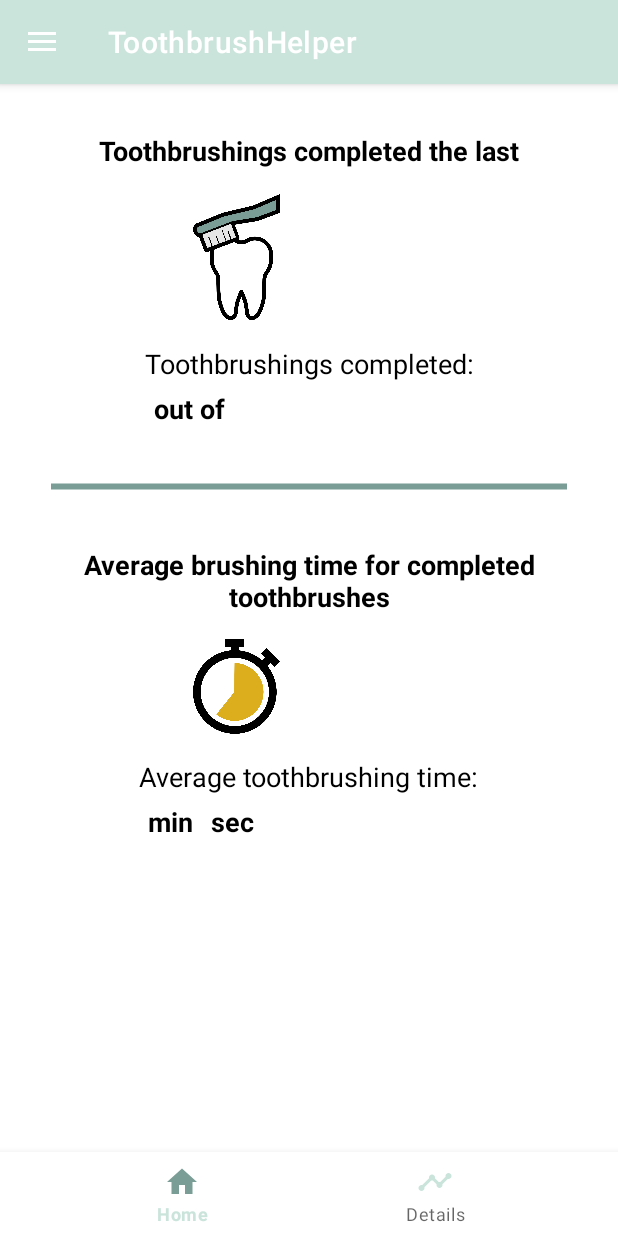
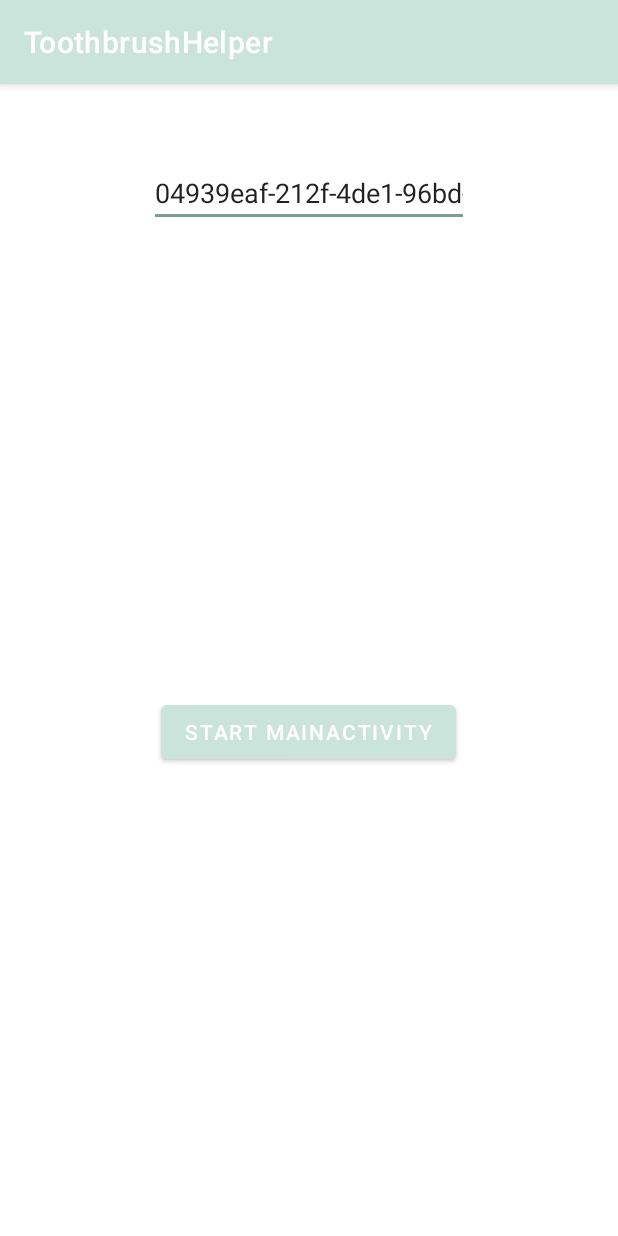
Before and after one commit to LND96/AndroidToothbrushApp, an Android app: the screen it shows after launch (MainActivity before the commit, StartActivity after it), on a phone screen of 412 x 824 dp. Run offline under Robolectric (Android 15) with nearby library versions, the light colour scheme and no system bars.

Commit message:
StartActivity added

```diff
--- a/app/src/main/java/dk/au/st7bac/toothbrushapp/Controllers/SettingsCtrl.java
+++ b/app/src/main/java/dk/au/st7bac/toothbrushapp/Controllers/SettingsCtrl.java
@@ -52,7 +52,7 @@ public class SettingsCtrl implements SharedPreferences.OnSharedPreferenceChangeL
 
         if (sharedPreferences.getBoolean(Constants.FIRST_RUN, true)) {
             apiLimit = configs.getApiLimitFirstRun();
-            sensorId = configs.getSensorId();
+            sensorId = sharedPreferences.getString(Constants.SETTING_SENSOR_ID_KEY, "");
             daysWithoutTb = configs.getDaysWithoutTb();
             tbEachDay = configs.getTbEachDay();
         } else {
--- a/app/src/main/java/dk/au/st7bac/toothbrushapp/MainActivity.java
+++ b/app/src/main/java/dk/au/st7bac/toothbrushapp/MainActivity.java
@@ -2,12 +2,10 @@ package dk.au.st7bac.toothbrushapp;
 
 import androidx.annotation.NonNull;
 import androidx.annotation.RequiresApi;
-import androidx.appcompat.app.ActionBarDrawerToggle;
 import androidx.appcompat.app.AppCompatActivity;
 import androidx.core.view.GravityCompat;
 import androidx.drawerlayout.widget.DrawerLayout;
-import androidx.fragment.app.Fragment;
-import androidx.fragment.app.FragmentTransaction;
+import androidx.fragment.app.FragmentManager;
 import androidx.navigation.NavController;
 import androidx.navigation.Navigation;
 import androidx.navigation.ui.AppBarConfiguration;
@@ -25,29 +23,19 @@ import android.content.SharedPreferences;
 import android.os.Build;
 import android.os.Bundle;
 import android.text.InputType;
-import android.util.Log;
 import android.view.MenuItem;
-import android.view.View;
-import android.widget.Button;
 import android.widget.EditText;
 import android.widget.Toast;
-
-import android.widget.LinearLayout;
 
 import com.google.android.material.bottomnavigation.BottomNavigationView;
 import com.google.android.material.navigation.NavigationView;
 
 import java.time.ZoneId;
 import java.util.Calendar;
+import java.util.Set;
 import java.util.TimeZone;
 
-import dk.au.st7bac.toothbrushapp.Login.LoginActivity;
-import dk.au.st7bac.toothbrushapp.Fragments.DetailsFragment;
-import dk.au.st7bac.toothbrushapp.Fragments.HelpFragment;
-import dk.au.st7bac.toothbrushapp.Fragments.HomeFragment;
 import dk.au.st7bac.toothbrushapp.Fragments.SettingsFragment;
-import dk.au.st7bac.toothbrushapp.Fragments.SettingsFragment;
-import dk.au.st7bac.toothbrushapp.Fragments.SignInFragment;
 import dk.au.st7bac.toothbrushapp.Controllers.SettingsCtrl;
 import dk.au.st7bac.toothbrushapp.Controllers.UpdateDataCtrl;
 import dk.au.st7bac.toothbrushapp.Services.AlertReceiver;
@@ -87,11 +75,14 @@ public class MainActivity extends AppCompatActivity implements NavigationView.On
         //alarm manager for update tb data on specific time
         alarmManager();
 
-        //Do this the first time the app is installed
+        SettingsFragment settingsFragment = new SettingsFragment();
+
+        getSupportFragmentManager().beginTransaction()
+                .setReorderingAllowed(true)
+                .add(R.id.fragment, settingsFragment, null).hide(settingsFragment)
+                .commit();
+
         sharedPreferences = PreferenceManager.getDefaultSharedPreferences(ToothbrushApp.getAppContext());
-        if (sharedPreferences.getBoolean(Constants.FIRST_RUN, true)) {
-            DialogBoxSensorID();
-        }
 
     }
 
@@ -104,6 +95,7 @@ public class MainActivity extends AppCompatActivity implements NavigationView.On
 
     @Override
     protected void onPause() {
+
         sharedPreferences.edit().putBoolean(Constants.FIRST_RUN, false).apply();
         super.onPause();
     }
@@ -122,38 +114,6 @@ public class MainActivity extends AppCompatActivity implements NavigationView.On
 
         alarmMgr.setInexactRepeating(AlarmManager.RTC_WAKEUP, calendar.getTimeInMillis()+10000,
                 86400000, pendingIntent); // 86400000
-    }
-
-    private void DialogBoxSensorID() {
-
-        //pupup window - https://www.youtube.com/watch?v=e3WfylNHHC4
-        AlertDialog.Builder builder = new AlertDialog.Builder(MainActivity.this);
-        builder.setTitle(ToothbrushApp.getAppContext().getString(R.string.DialogSensorID));
-
-        final EditText sensorID = new EditText(MainActivity.this);
-        sensorID.setInputType(InputType.TYPE_CLASS_TEXT);
-        builder.setView(sensorID);
-
-        builder.setPositiveButton("OK", new DialogInterface.OnClickListener() {
-            @Override
-            public void onClick(DialogInterface dialog, int which) {
-
-                sensorIDText =sensorID.getText().toString();
-                if (sensorIDText.isEmpty()) {
-                    Toast.makeText(MainActivity.this, ToothbrushApp.getAppContext().getString(R.string.DialogSensorID), Toast.LENGTH_SHORT).show();
-
-                } else {
-                    Toast.makeText(MainActivity.this, ToothbrushApp.getAppContext().getString(R.string.DialogSensorID_2) + sensorIDText, Toast.LENGTH_SHORT).show();
-                    //SharedPreferences.Editor editor = sharedPreferences.edit();
-
-                    //editor.putString(Constants.SETTING_SENSOR_ID_KEY, sensorIDText);
-
-                    //editor.apply();
-                }
-            }
-        });
-
-        builder.show();
     }
 
 
@@ -244,7 +204,4 @@ public class MainActivity extends AppCompatActivity implements NavigationView.On
         return NavigationUI.navigateUp(Navigation.findNavController(this, R.id.fragment), drawerLayout);
     }
 
-
-
-
 }
--- a/app/src/main/java/dk/au/st7bac/toothbrushapp/Model/DataCalculator.java
+++ b/app/src/main/java/dk/au/st7bac/toothbrushapp/Model/DataCalculator.java
@@ -58,7 +58,6 @@ public class DataCalculator {
         // create list for days of week
         dateStrings = new String[days];
 
-
         // create list of dates in interval
         List<LocalDate> dateList = createDateList(days);
 
@@ -86,12 +85,10 @@ public class DataCalculator {
         // calculate if average tb time is ok
         boolean isAVgTimeTbOK = isAvgTimeTbOK(avgTbTime);
 
-
         //save all results in tbStatus object
         return new TbStatus(dateStrings, morningAndEveningOK, morningAndEveningTimeOK,
                 numTbCompleted, totalNumberTb, avgTbTime, isNumTbOK, isAVgTimeTbOK, numEveningOk,
                 numMorningOk, days);
-
     }
 
     //Calculate #tb (check #true in monrningAndEveningOK)
--- /dev/null
+++ b/app/src/main/java/dk/au/st7bac/toothbrushapp/StartActivity.java
@@ -0,0 +1,62 @@
+package dk.au.st7bac.toothbrushapp;
+
+import androidx.appcompat.app.AppCompatActivity;
+import androidx.preference.PreferenceManager;
+
+import android.content.Intent;
+import android.content.SharedPreferences;
+import android.os.Bundle;
+import android.view.View;
+import android.widget.Button;
+import android.widget.EditText;
+import android.widget.Toast;
+
+import dk.au.st7bac.toothbrushapp.Login.LoginActivity;
+import dk.au.st7bac.toothbrushapp.Login.RegisterActivity;
+
+public class StartActivity extends AppCompatActivity {
+
+    private SharedPreferences sharedPreferences;
+
+    private Button startActivityButton;
+    private EditText sensorIdEditText;
+
+    @Override
+    protected void onCreate(Bundle savedInstanceState) {
+        super.onCreate(savedInstanceState);
+        setContentView(R.layout.activity_start);
+
+
+        //Do this the first time the app is installed
+        sharedPreferences = PreferenceManager.getDefaultSharedPreferences(ToothbrushApp.getAppContext());
+        if (!sharedPreferences.getBoolean(Constants.FIRST_RUN, true)) {
+            startActivity(new Intent(StartActivity.this, MainActivity.class));
+            finish();
+        }
+
+
+        startActivityButton = findViewById(R.id.buttonStartActivity);
+        sensorIdEditText = findViewById(R.id.editTextSensorId);
+
+
+
+        startActivityButton.setOnClickListener(new View.OnClickListener() {
+            @Override
+            public void onClick(View v) {
+
+                String sensorId = sensorIdEditText.getText().toString();
+                if (sensorId.isEmpty()) {
+                    Toast.makeText(StartActivity.this, "Er tom", Toast.LENGTH_SHORT).show(); //hardcoadet værdi!
+                }
+                else {
+
+                    sharedPreferences.edit().putString(Constants.SETTING_SENSOR_ID_KEY, sensorId).apply();
+
+                    startActivity(new Intent(StartActivity.this, MainActivity.class));
+                    finish();
+                }
+
+            }
+        });
+    }
+}
--- /dev/null
+++ b/app/src/main/res/layout/activity_start.xml
@@ -0,0 +1,32 @@
+<?xml version="1.0" encoding="utf-8"?>
+<androidx.constraintlayout.widget.ConstraintLayout xmlns:android="http://schemas.android.com/apk/res/android"
+    xmlns:app="http://schemas.android.com/apk/res-auto"
+    xmlns:tools="http://schemas.android.com/tools"
+    android:layout_width="match_parent"
+    android:layout_height="match_parent"
+    tools:context=".StartActivity">
+
+    <Button
+        android:id="@+id/buttonStartActivity"
+        android:layout_width="wrap_content"
+        android:layout_height="wrap_content"
+        android:text="start mainActivity"
+        app:layout_constraintBottom_toBottomOf="parent"
+        app:layout_constraintEnd_toEndOf="parent"
+        app:layout_constraintHorizontal_bias="0.497"
+        app:layout_constraintStart_toStartOf="parent"
+        app:layout_constraintTop_toBottomOf="@+id/editTextSensorId" />
+
+    <EditText
+        android:id="@+id/editTextSensorId"
+        android:layout_width="wrap_content"
+        android:layout_height="wrap_content"
+        android:layout_marginTop="50dp"
+        android:ems="10"
+        android:hint="Indtast Sensor Id"
+        android:inputType="textPersonName"
+        android:text="04939eaf-212f-4de1-96bd-6eca235096df"
+        app:layout_constraintEnd_toEndOf="parent"
+        app:layout_constraintStart_toStartOf="parent"
+        app:layout_constraintTop_toTopOf="parent" />
+</androidx.constraintlayout.widget.ConstraintLayout>
--- a/app/src/main/res/values/strings.xml
+++ b/app/src/main/res/values/strings.xml
@@ -67,7 +67,6 @@
     <string name="entry100per">100 %</string>
 
 
-
     <!--toggle the open close button of the navigation drawer-->
     --
     <string name="nav_open" translatable="false">Open navigation drawer</string>
```
Also changed, not shown: app/src/main/AndroidManifest.xml (+5 -6 lines).
